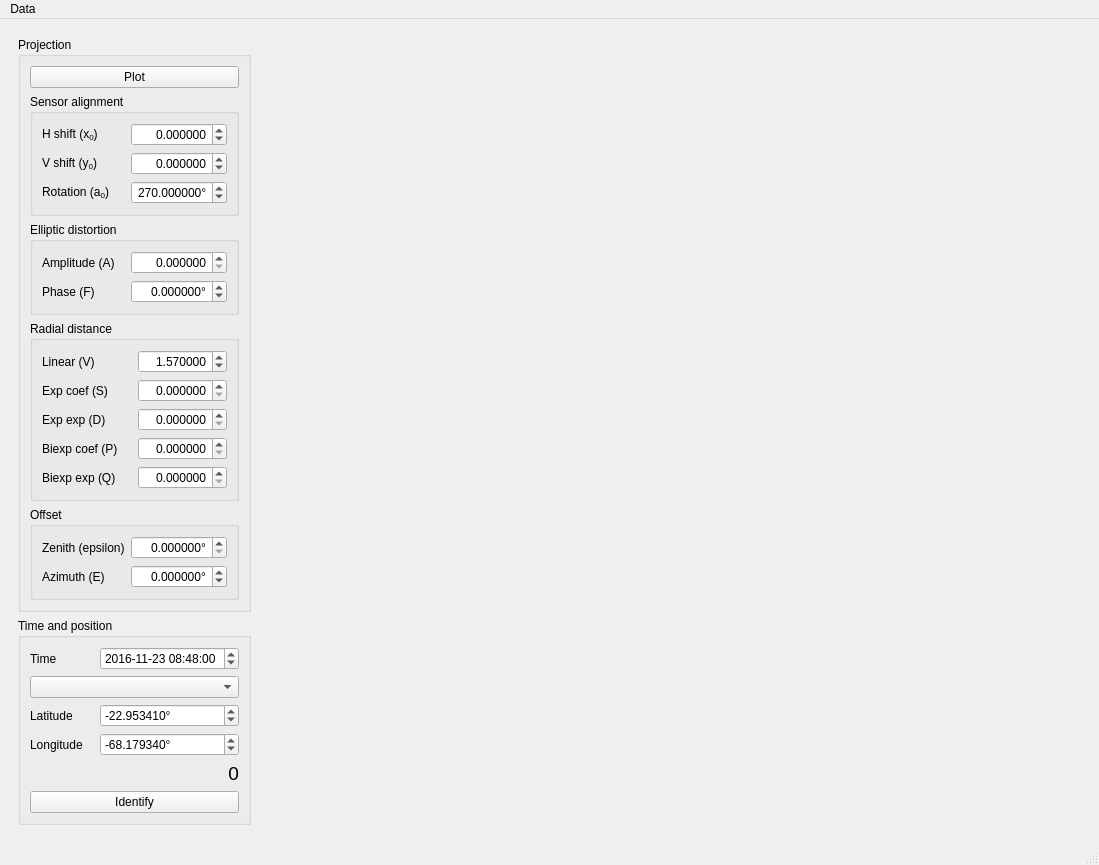
Qt form ui/main.ui (AMOS-uniba/vasco) before a commit.
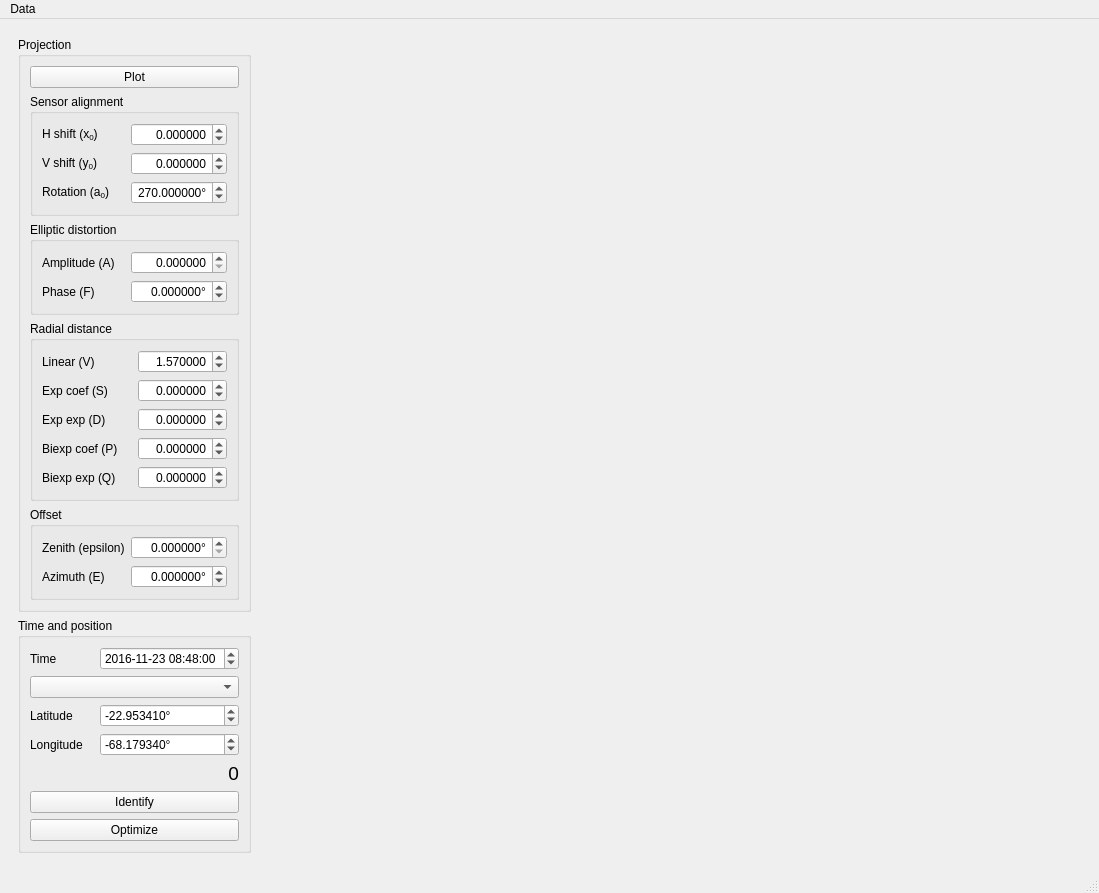
The same form after that commit.

Commit message: Optimization first attempt

The edit to the form file:
```diff
--- a/ui/main.ui
+++ b/ui/main.ui
@@ -7,7 +7,7 @@
     <x>0</x>
     <y>0</y>
     <width>1099</width>
-    <height>837</height>
+    <height>893</height>
    </rect>
   </property>
   <property name="windowTitle">
@@ -274,6 +274,9 @@
                <property name="decimals">
                 <number>6</number>
                </property>
+               <property name="minimum">
+                <double>-5.000000000000000</double>
+               </property>
                <property name="maximum">
                 <double>5.000000000000000</double>
                </property>
@@ -297,8 +300,11 @@
                <property name="decimals">
                 <number>6</number>
                </property>
+               <property name="minimum">
+                <double>-0.100000000000000</double>
+               </property>
                <property name="maximum">
-                <double>5.000000000000000</double>
+                <double>0.100000000000000</double>
                </property>
                <property name="singleStep">
                 <double>0.010000000000000</double>
@@ -320,6 +326,9 @@
                <property name="decimals">
                 <number>6</number>
                </property>
+               <property name="minimum">
+                <double>-5.000000000000000</double>
+               </property>
                <property name="maximum">
                 <double>5.000000000000000</double>
                </property>
@@ -343,8 +352,11 @@
                <property name="decimals">
                 <number>6</number>
                </property>
+               <property name="minimum">
+                <double>-0.100000000000000</double>
+               </property>
                <property name="maximum">
-                <double>5.000000000000000</double>
+                <double>0.100000000000000</double>
                </property>
                <property name="singleStep">
                 <double>0.010000000000000</double>
@@ -591,6 +603,19 @@
             </property>
            </widget>
           </item>
+          <item row="6" column="0" colspan="2">
+           <widget class="QPushButton" name="pb_optimize">
+            <property name="sizePolicy">
+             <sizepolicy hsizetype="Preferred" vsizetype="Minimum">
+              <horstretch>0</horstretch>
+              <verstretch>0</verstretch>
+             </sizepolicy>
+            </property>
+            <property name="text">
+             <string>Optimize</string>
+            </property>
+           </widget>
+          </item>
          </layout>
         </widget>
        </item>
```
Left out of the diff: 132 changed lines with no effect on the pictures. The commit also changes 2 other files.
